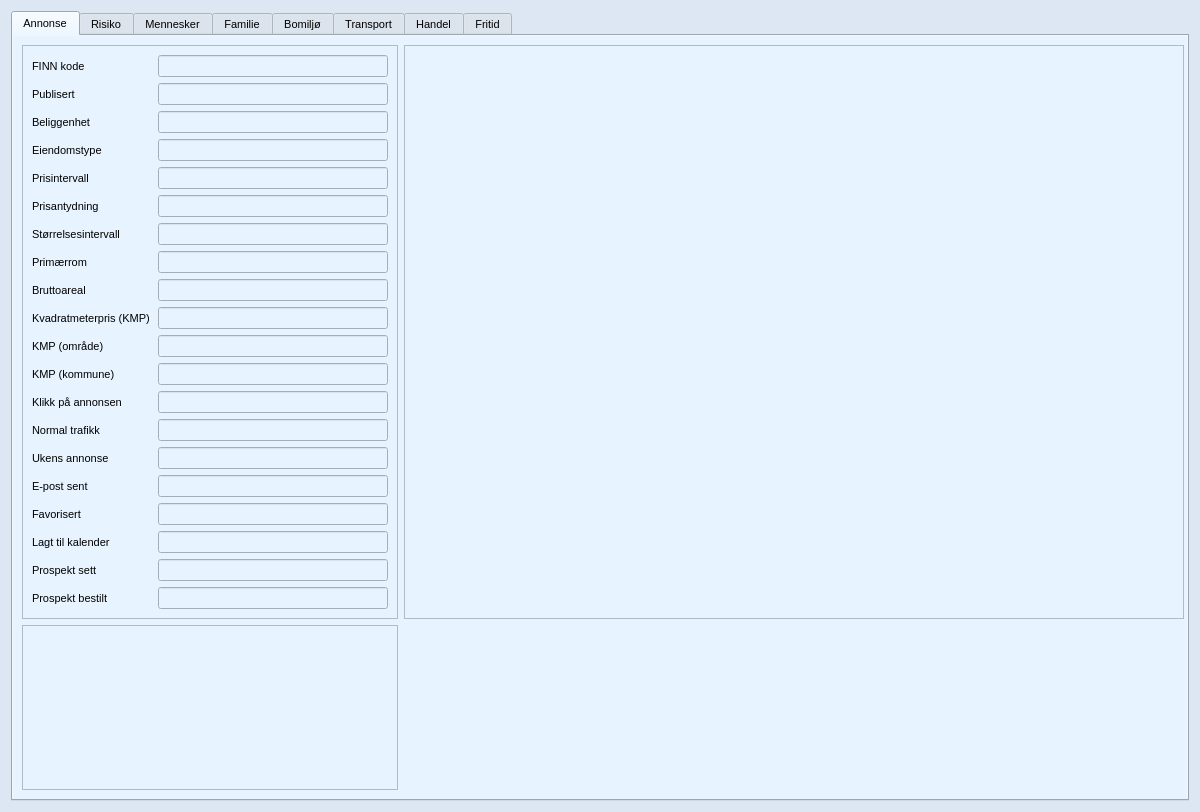
First picture: the form in source/ui/views/forms/statistics_form.ui, repository seemir/stressa, before the edit.
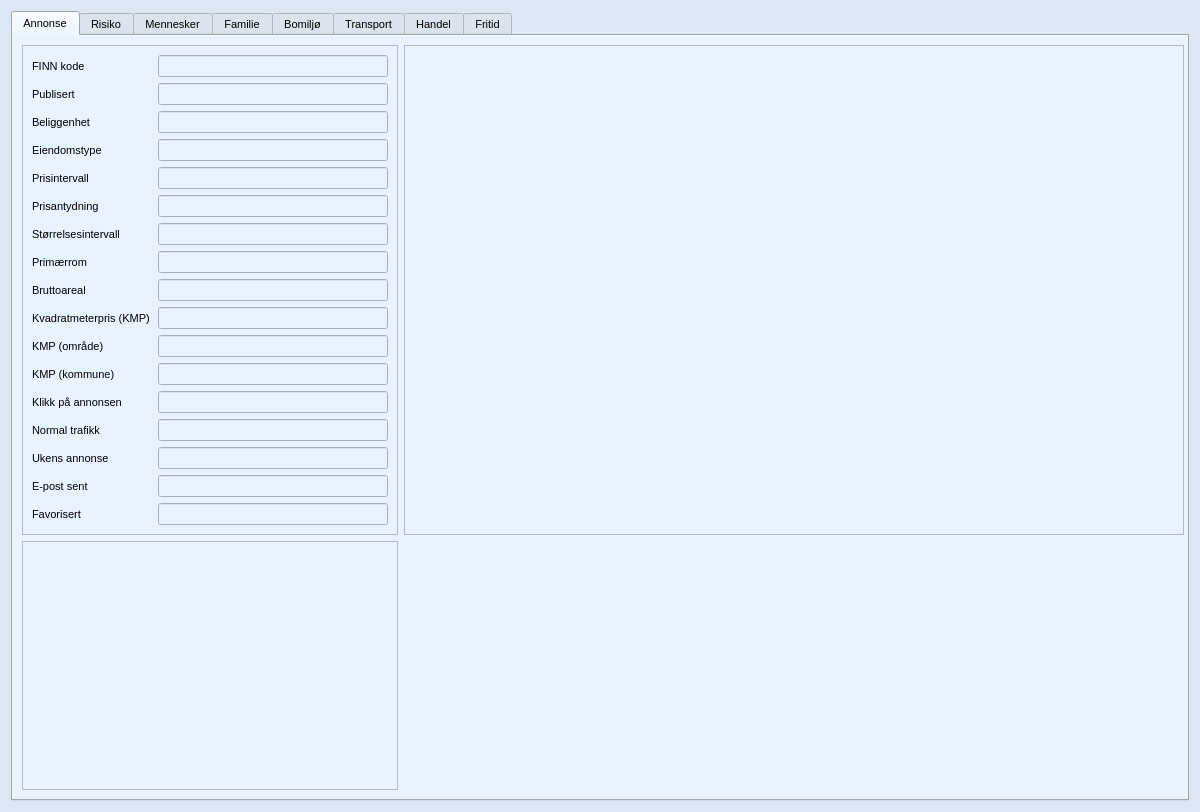
Second picture: the form after the edit. Icons and pictures are not drawn.

Diff of the .ui file:
```diff
--- a/source/ui/views/forms/statistics_form.ui
+++ b/source/ui/views/forms/statistics_form.ui
@@ -1390,7 +1390,7 @@
             </property>
            </widget>
           </item>
-          <item row="22" column="0">
+          <item row="19" column="0">
            <spacer name="verticalSpacer">
             <property name="orientation">
              <enum>Qt::Vertical</enum>
@@ -1468,21 +1468,7 @@
            </widget>
           </item>
           <item row="13" column="1">
-           <widget class="QLineEdit" name="line_edit_views">
-            <property name="enabled">
-             <bool>false</bool>
-            </property>
-           </widget>
-          </item>
-          <item row="21" column="1">
-           <widget class="QLineEdit" name="line_edit_prospect_ordered">
-            <property name="enabled">
-             <bool>false</bool>
-            </property>
-           </widget>
-          </item>
-          <item row="20" column="1">
-           <widget class="QLineEdit" name="line_edit_prospect_viewed">
+           <widget class="QLineEdit" name="line_edit_totalviews">
             <property name="enabled">
              <bool>false</bool>
             </property>
@@ -1495,16 +1481,6 @@
             </property>
            </widget>
           </item>
-          <item row="20" column="0">
-           <widget class="QLabel" name="label_prospekt_sett">
-            <property name="text">
-             <string>Prospekt sett</string>
-            </property>
-            <property name="buddy">
-             <cstring>line_edit_prospect_viewed</cstring>
-            </property>
-           </widget>
-          </item>
           <item row="13" column="0">
            <widget class="QLabel" name="label_visninger">
             <property name="text">
@@ -1521,14 +1497,7 @@
              <string>Favorisert</string>
             </property>
             <property name="buddy">
-             <cstring>line_edit_favorite_click</cstring>
-            </property>
-           </widget>
-          </item>
-          <item row="19" column="1">
-           <widget class="QLineEdit" name="line_edit_add_to_calendar">
-            <property name="enabled">
-             <bool>false</bool>
+             <cstring>line_edit_currentfavorites</cstring>
             </property>
            </widget>
           </item>
@@ -1539,16 +1508,6 @@
             </property>
            </widget>
           </item>
-          <item row="21" column="0">
-           <widget class="QLabel" name="label_prospekt_bestilt">
-            <property name="text">
-             <string>Prospekt bestilt</string>
-            </property>
-            <property name="buddy">
-             <cstring>line_edit_prospect_ordered</cstring>
-            </property>
-           </widget>
-          </item>
           <item row="7" column="0">
            <widget class="QLabel" name="label_storrelse">
             <property name="text">
@@ -1563,16 +1522,6 @@
             </property>
            </widget>
           </item>
-          <item row="19" column="0">
-           <widget class="QLabel" name="label_kalender">
-            <property name="text">
-             <string>Lagt til kalender</string>
-            </property>
-            <property name="buddy">
-             <cstring>line_edit_add_to_calendar</cstring>
-            </property>
-           </widget>
-          </item>
           <item row="17" column="1">
            <widget class="QLineEdit" name="line_edit_email_sent">
             <property name="enabled">
```
Left out of the diff: 49 changed lines with no effect on the pictures.
